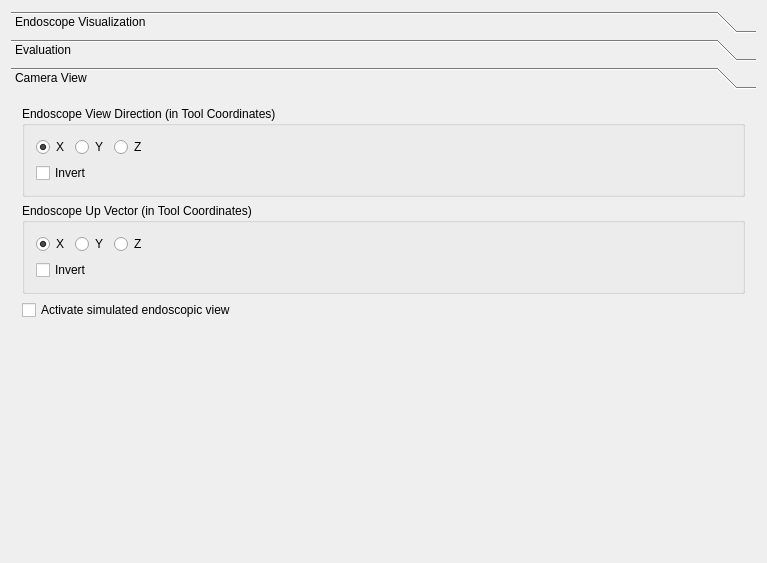
The window that Plugins/org.mitk.gui.qt.endoscopevisualization/src/internal/EndoscopeVisualizationControls.ui (heinpa02/EndoscopeVisualizationPlugin) describes before a commit, drawn with Qt 5.
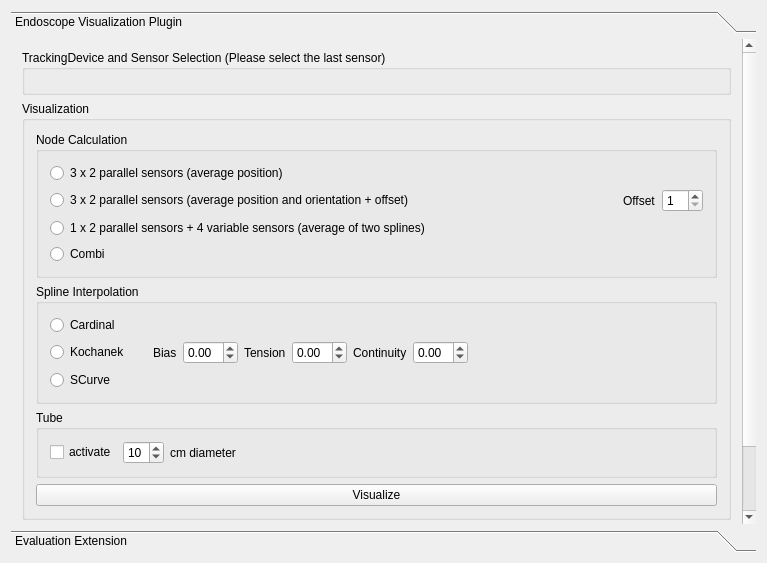
The same window after the commit. The open tabs and pages were chosen to show the change. Custom widgets are drawn as their Qt base class.

Commit message: change GUI, adjust camera view

```diff
--- a/Plugins/org.mitk.gui.qt.endoscopevisualization/src/internal/EndoscopeVisualizationControls.ui
+++ b/Plugins/org.mitk.gui.qt.endoscopevisualization/src/internal/EndoscopeVisualizationControls.ui
@@ -32,13 +32,13 @@
       <property name="geometry">
        <rect>
         <x>0</x>
-        <y>0</y>
-        <width>735</width>
-        <height>466</height>
+        <y>-35</y>
+        <width>732</width>
+        <height>520</height>
        </rect>
       </property>
       <attribute name="label">
-       <string>Endoscope Visualization</string>
+       <string>Endoscope Visualization Plugin</string>
       </attribute>
       <layout class="QVBoxLayout" name="verticalLayout_4">
        <item>
@@ -54,72 +54,78 @@
         </widget>
        </item>
        <item>
+        <widget class="QGroupBox" name="groupBox_2">
+         <property name="title">
+          <string>Visualization</string>
+         </property>
+         <layout class="QVBoxLayout" name="verticalLayout_7">
+          <item>
         <widget class="QGroupBox" name="NodeCalulation">
          <property name="title">
           <string>Node Calculation</string>
          </property>
          <layout class="QGridLayout" name="gridLayout_2">
-          <item row="4" column="0">
+             <item row="1" column="0" colspan="3">
+              <widget class="QRadioButton" name="button_Calculation1">
+               <property name="text">
+                <string>3 x 2 parallel sensors (average position)</string>
+               </property>
+              </widget>
+             </item>
+             <item row="5" column="0">
            <widget class="QRadioButton" name="button_Calculation4">
             <property name="text">
              <string>Combi</string>
             </property>
            </widget>
           </item>
-          <item row="2" column="0" colspan="3">
+             <item row="4" column="0">
+              <widget class="QRadioButton" name="button_Calculation3">
+               <property name="text">
+                <string>1 x 2 parallel sensors + 4 variable sensors (average of two splines)</string>
+               </property>
+              </widget>
+             </item>
+             <item row="3" column="3">
+              <spacer name="horizontalSpacer_2">
+               <property name="orientation">
+                <enum>Qt::Orientation::Horizontal</enum>
+               </property>
+               <property name="sizeHint" stdset="0">
+                <size>
+                 <width>40</width>
+                 <height>20</height>
+                </size>
+               </property>
+              </spacer>
+             </item>
+             <item row="3" column="5">
+              <widget class="QSpinBox" name="spinBox_offset">
+               <property name="minimum">
+                <number>1</number>
+               </property>
+               <property name="maximum">
+                <number>20</number>
+               </property>
+               <property name="value">
+                <number>1</number>
+               </property>
+              </widget>
+             </item>
+             <item row="3" column="0" colspan="3">
            <widget class="QRadioButton" name="button_Calculation2">
             <property name="text">
              <string>3 x 2 parallel sensors (average position and orientation + offset)</string>
             </property>
            </widget>
           </item>
-          <item row="2" column="4">
+             <item row="3" column="4">
            <widget class="QLabel" name="label_offset">
             <property name="text">
              <string>Offset</string>
             </property>
            </widget>
           </item>
-          <item row="2" column="5">
-           <widget class="QSpinBox" name="spinBox_offset">
-            <property name="minimum">
-             <number>1</number>
-            </property>
-            <property name="maximum">
-             <number>20</number>
-            </property>
-            <property name="value">
-             <number>1</number>
-            </property>
-           </widget>
-          </item>
-          <item row="0" column="0" colspan="3">
-           <widget class="QRadioButton" name="button_Calculation1">
-            <property name="text">
-             <string>3 x 2 parallel sensors (average position)</string>
-            </property>
-           </widget>
-          </item>
-          <item row="2" column="3">
-           <spacer name="horizontalSpacer_2">
-            <property name="orientation">
-             <enum>Qt::Horizontal</enum>
-            </property>
-            <property name="sizeHint" stdset="0">
-             <size>
-              <width>40</width>
-              <height>20</height>
-             </size>
-            </property>
-           </spacer>
-          </item>
-          <item row="3" column="0">
-           <widget class="QRadioButton" name="button_Calculation3">
-            <property name="text">
-             <string>1 x 2 parallel sensors + 4 variable sensors (average of two splines)</string>
-            </property>
-           </widget>
-          </item>
          </layout>
         </widget>
        </item>
@@ -307,6 +313,25 @@
          </property>
         </widget>
        </item>
+         </layout>
+        </widget>
+       </item>
+       <item>
+        <widget class="QGroupBox" name="groupBox">
+         <property name="title">
+          <string>Virtual Endoscope Camera</string>
+         </property>
+         <layout class="QVBoxLayout" name="verticalLayout_5">
+          <item>
+           <widget class="QCheckBox" name="ActivateSimulatedView">
+            <property name="text">
+             <string>activate / deactivate</string>
+            </property>
+           </widget>
+          </item>
+         </layout>
+        </widget>
+       </item>
        <item>
         <spacer name="verticalSpacer1">
          <property name="orientation">
@@ -332,7 +357,7 @@
        </rect>
       </property>
       <attribute name="label">
-       <string>Evaluation</string>
+       <string>Evaluation Extension</string>
       </attribute>
       <layout class="QVBoxLayout" name="verticalLayout_3">
        <item>
@@ -423,159 +448,7 @@
        <item>
         <spacer name="verticalSpacer2">
          <property name="orientation">
-          <enum>Qt::Vertical</enum>
-         </property>
-         <property name="sizeHint" stdset="0">
-          <size>
-           <width>20</width>
-           <height>40</height>
-          </size>
-         </property>
-        </spacer>
-       </item>
-      </layout>
-     </widget>
-     <widget class="QWidget" name="ToolBoxPage3">
-      <property name="geometry">
-       <rect>
-        <x>0</x>
-        <y>0</y>
-        <width>749</width>
-        <height>455</height>
-       </rect>
-      </property>
-      <attribute name="label">
-       <string>Camera View</string>
-      </attribute>
-      <layout class="QVBoxLayout" name="verticalLayout_8">
-       <item>
-        <widget class="QGroupBox" name="ViewDirectionBox">
-         <property name="title">
-          <string>Endoscope View Direction (in Tool Coordinates)</string>
-         </property>
-         <layout class="QVBoxLayout" name="verticalLayout_5">
-          <item>
-           <layout class="QHBoxLayout" name="horizontalLayout_5">
-            <item>
-             <widget class="QRadioButton" name="NeedleViewX">
-              <property name="text">
-               <string>X</string>
-              </property>
-              <property name="checked">
-               <bool>true</bool>
-              </property>
-             </widget>
-            </item>
-            <item>
-             <widget class="QRadioButton" name="NeedleViewY">
-              <property name="text">
-               <string>Y</string>
-              </property>
-             </widget>
-            </item>
-            <item>
-             <widget class="QRadioButton" name="NeedleViewZ">
-              <property name="text">
-               <string>Z</string>
-              </property>
-             </widget>
-            </item>
-            <item>
-             <spacer name="horizontalSpacer_6">
-              <property name="orientation">
-               <enum>Qt::Horizontal</enum>
-              </property>
-              <property name="sizeHint" stdset="0">
-               <size>
-                <width>40</width>
-                <height>20</height>
-               </size>
-              </property>
-             </spacer>
-            </item>
-           </layout>
-          </item>
-          <item>
-           <widget class="QCheckBox" name="NeedleViewInvert">
-            <property name="text">
-             <string>Invert</string>
-            </property>
-           </widget>
-          </item>
-         </layout>
-        </widget>
-       </item>
-       <item>
-        <widget class="QGroupBox" name="ViewUpBox">
-         <property name="title">
-          <string>Endoscope Up Vector (in Tool Coordinates)</string>
-         </property>
-         <layout class="QVBoxLayout" name="verticalLayout_7">
-          <item>
-           <layout class="QHBoxLayout" name="horizontalLayout_6">
-            <item>
-             <widget class="QRadioButton" name="NeedleUpX">
-              <property name="text">
-               <string>X</string>
-              </property>
-              <property name="checked">
-               <bool>true</bool>
-              </property>
-             </widget>
-            </item>
-            <item>
-             <widget class="QRadioButton" name="NeedleUpY">
-              <property name="text">
-               <string>Y</string>
-              </property>
-             </widget>
-            </item>
-            <item>
-             <widget class="QRadioButton" name="NeedleUpZ">
-              <property name="text">
-               <string>Z</string>
-              </property>
-             </widget>
-            </item>
-            <item>
-             <spacer name="horizontalSpacer_7">
-              <property name="orientation">
-               <enum>Qt::Horizontal</enum>
-              </property>
-              <property name="sizeHint" stdset="0">
-               <size>
-                <width>40</width>
-                <height>20</height>
-               </size>
-              </property>
-             </spacer>
-            </item>
-           </layout>
-          </item>
-          <item>
-           <widget class="QCheckBox" name="NeedleUpInvert">
-            <property name="text">
-             <string>Invert</string>
-            </property>
-           </widget>
-          </item>
-         </layout>
-        </widget>
-       </item>
-       <item>
-        <widget class="QCheckBox" name="ActivateSimulatedView">
-         <property name="text">
-          <string>Activate simulated endoscopic view</string>
-         </property>
-        </widget>
-       </item>
-       <item>
-        <widget class="QWidget" name="CamWidget" native="true"/>
-       </item>
-       <item>
-        <spacer name="verticalSpacer">
-         <property name="orientation">
-          <enum>Qt::Vertical</enum>
+          <enum>Qt::Orientation::Vertical</enum>
          </property>
          <property name="sizeHint" stdset="0">
           <size>
```
Left out of the diff: 28 changed lines with no effect on the pictures. Lines whose indentation alone changed are shown as unchanged. The commit also changes 2 other files.
